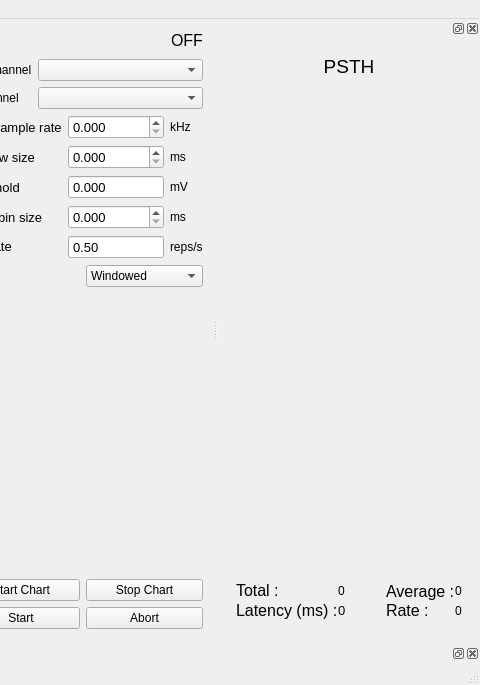
Above: spikeylab/main/main_control.ui from portfors-lab/sparkle before the change; both pictures show x 609 to 1089 and y 0 to 685 of the 1089 by 685 pixel window. Below: the same form after it.
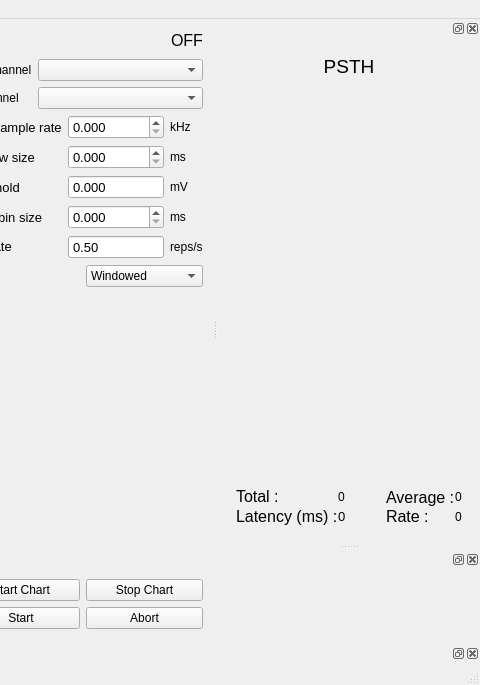
That is the form after the change. Custom widgets are drawn as their Qt base class.

Commit message: added progress plot to dock

The edit to the form file:
```diff
--- a/spikeylab/main/main_control.ui
+++ b/spikeylab/main/main_control.ui
@@ -715,9 +715,7 @@
          </widget>
         </item>
         <item>
-         <widget class="PSTHWidget" name="psth" native="true">
-          <zorder>label_18</zorder>
-         </widget>
+         <widget class="PSTHWidget" name="psth" native="true"/>
         </item>
         <item>
          <layout class="QGridLayout" name="gridLayout_9">
@@ -847,6 +845,12 @@
     </layout>
    </widget>
   </widget>
+  <widget class="QDockWidget" name="progress_dock">
+   <attribute name="dockWidgetArea">
+    <number>2</number>
+   </attribute>
+   <widget class="QWidget" name="dockWidgetContents_3"/>
+  </widget>
   <action name="actionSave_Options">
    <property name="text">
     <string>Save Options...</string>
```
Left out of the diff: 23 changed lines with no effect on the pictures. The commit also changes 2 other files.
